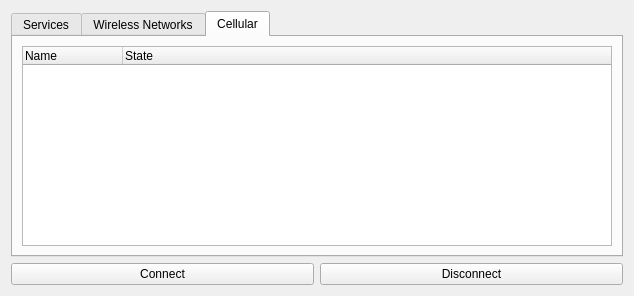
lpotter/qconnman, file form.ui: the form before one commit.
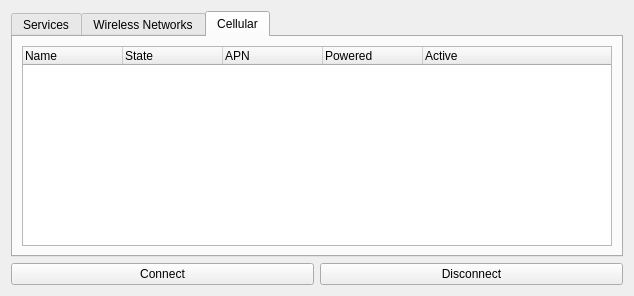
The form after the commit. The open tabs and pages were chosen to show the change.

Commit message: add ofono contexts

Patch:
```diff
--- a/form.ui
+++ b/form.ui
@@ -138,6 +138,21 @@
            <string>State</string>
           </property>
          </column>
+         <column>
+          <property name="text">
+           <string>APN</string>
+          </property>
+         </column>
+         <column>
+          <property name="text">
+           <string>Powered</string>
+          </property>
+         </column>
+         <column>
+          <property name="text">
+           <string>Active</string>
+          </property>
+         </column>
         </widget>
        </item>
       </layout>
```
The commit also changes 1 other file.
